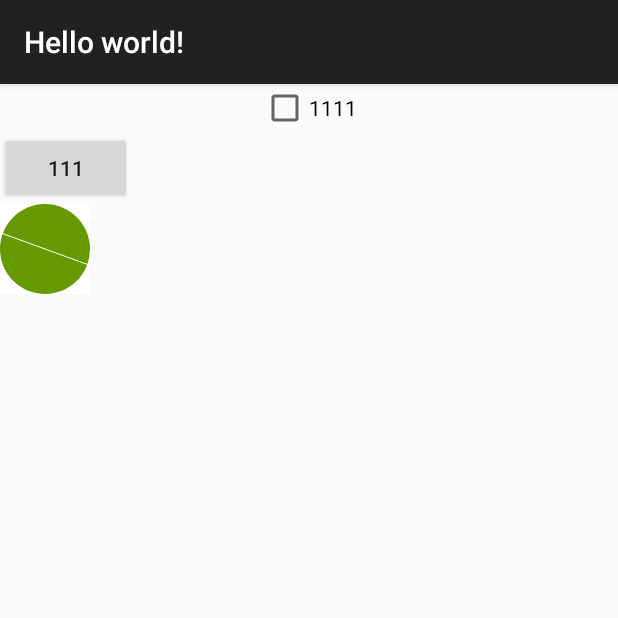
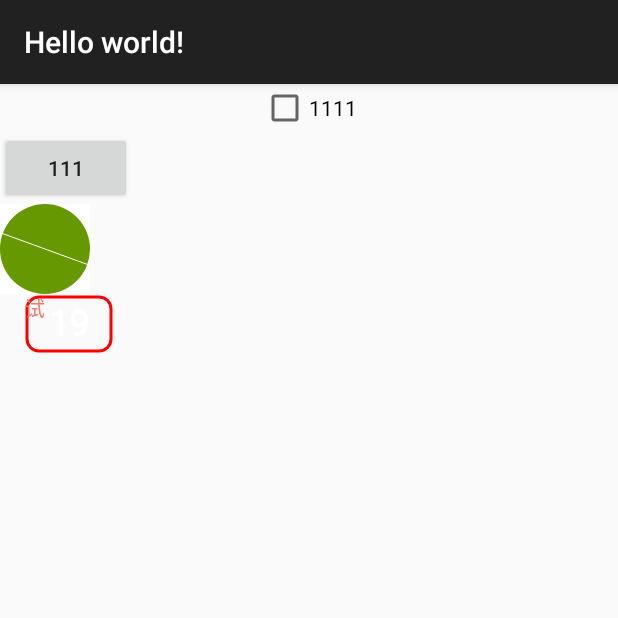
Before and after one commit to xiaozongzi/NewTest, an Android app: the TestActivity screen opened directly, with no data from a screen before it, on a phone screen of 412 x 824 dp, the top half of it. Run offline under Robolectric (Android 15) with nearby library versions, the phone set to English and light mode, and no system bars; libraries missing offline, so code that uses them is left out: io.vov.vitamio; 2 statements that could not run were skipped.

Commit message:
160616 添加 新的drawable

```diff
--- /dev/null
+++ b/Libray/src/main/java/com/io/vov/vitamio/libray/lib/ui/RectDrawable.java
@@ -0,0 +1,142 @@
+package com.io.vov.vitamio.libray.lib.ui;
+
+import android.content.Context;
+import android.graphics.*;
+import android.graphics.drawable.Drawable;
+import android.widget.Checkable;
+import com.io.vov.vitamio.libray.lib.R;
+
+/**
+ * Created by ${zhangzz} on 2016/6/15.
+ */
+public class RectDrawable extends Drawable implements Checkable {
+    private Context context;
+    private Paint paint;
+    private Paint textPaint;
+    private int with,height;
+    private boolean checked;
+    private int strokColor;
+    private int centerTextColor;
+    private String text="19";
+    public RectDrawable(Context context,int with,int height) {
+        this.with=with;
+        this.height=height;
+        this.context=context;
+        paint=new Paint();
+        strokColor=Color.RED;
+
+        paint.setAntiAlias(true);
+
+        paint.setStyle(Paint.Style.STROKE);
+        paint.setColor(strokColor);
+        paint.setStrokeWidth(context.getResources().getDimension(R.dimen.rect_drawable_stroke_with));
+        textPaint=new Paint(Paint.FAKE_BOLD_TEXT_FLAG);
+        centerTextColor=Color.WHITE;
+        textPaint.setColor(centerTextColor);
+        textPaint.setAntiAlias(true);
+        textPaint.setTextSize(context.getResources().getDimension(R.dimen.center_text_size));
+        textPaint.setStrokeWidth(context.getResources().getDimension(R.dimen.rect_drawable_stroke_with));
+    }
+
+
+    public String getText() {
+        return text;
+    }
+
+    public void setText(String text) {
+        this.text = text;
+    }
+
+    public int getStrokColor() {
+        return strokColor;
+    }
+
+    public void setStrokColor(int strokColor) {
+        this.strokColor = strokColor;
+        paint.setColor(strokColor);
+        invalidateSelf();
+    }
+
+    public int getCenterTextColor() {
+        return centerTextColor;
+    }
+
+    public void setCenterTextColor(int centerTextColor) {
+        this.centerTextColor = centerTextColor;
+        textPaint.setColor(centerTextColor);
+        invalidateSelf();
+    }
+
+    @Override
+    public void draw(Canvas canvas) {
+//        canvas.restore();
+
+//        canvas.save();
+        float strokWith=paint.getStrokeWidth();
+        RectF rect=new RectF(0+strokWith,0+strokWith,with-strokWith,height-strokWith);
+
+        canvas.drawRoundRect(rect,context.getResources().getDimension(R.dimen.rect_radius),context.getResources().getDimension(R.dimen.rect_radius),paint);
+//        canvas.drawRect(0f,0f,with,height,paint);
+//        canvas.restore();
+        drawCenterText(canvas);
+
+    }
+
+
+    private void drawCenterText(Canvas canvas) {
+        textPaint.setTextAlign(Paint.Align.CENTER);
+        Paint.FontMetrics fontMetrics=textPaint.getFontMetrics();
+
+        canvas.drawText(text,with/2,height/2 + (fontMetrics.descent- fontMetrics.ascent)/2 - fontMetrics.descent,textPaint);
+    }
+
+
+    @Override
+    public void setAlpha(int alpha) {
+        paint.setAlpha(alpha);
+        textPaint.setAlpha(alpha);
+    }
+
+    @Override
+    public void setColorFilter(ColorFilter colorFilter) {
+        paint.setColorFilter(colorFilter);
+        textPaint.setColorFilter(colorFilter);
+    }
+
+    @Override
+    public int getOpacity() {
+        return PixelFormat.TRANSPARENT;
+    }
+
+    @Override
+    public void setChecked(boolean checked) {
+        this.checked=checked;
+        if (checked){
+            checkedChange();
+        }else {
+            unCheckChange();
+        }
+        invalidateSelf();
+    }
+
+    public void unCheckChange() {
+//        paint.setAntiAlias(false);
+        paint.setStyle(Paint.Style.STROKE);
+
+    }
+
+    public void checkedChange() {
+//        paint.setAntiAlias(false);
+        paint.setStyle(Paint.Style.FILL);
+    }
+
+    @Override
+    public boolean isChecked() {
+        return checked;
+    }
+
+    @Override
+    public void toggle() {
+        setChecked(!isChecked());
+    }
+}
--- /dev/null
+++ b/Libray/src/main/java/com/io/vov/vitamio/libray/lib/ui/RectTestDrawable.java
@@ -0,0 +1,40 @@
+package com.io.vov.vitamio.libray.lib.ui;
+
+import android.graphics.*;
+import android.graphics.drawable.Drawable;
+
+/**
+ * Created by ${zhangzz} on 2016/6/15.
+ */
+public class RectTestDrawable extends Drawable {
+    Paint paint;
+
+    public RectTestDrawable() {
+        paint=new Paint();
+        paint.setAntiAlias(true);
+        paint.setStyle(Paint.Style.STROKE);
+        paint.setColor(Color.RED);
+        paint.setStrokeWidth(4);
+    }
+
+    @Override
+    public void draw(Canvas canvas) {
+        RectF rectF=new RectF(0,0,60,40);
+        canvas.drawRoundRect(rectF,16,16,paint);
+    }
+
+    @Override
+    public void setAlpha(int alpha) {
+        paint.setAlpha(alpha);
+    }
+
+    @Override
+    public void setColorFilter(ColorFilter colorFilter) {
+
+    }
+
+    @Override
+    public int getOpacity() {
+        return 0;
+    }
+}
--- /dev/null
+++ b/Libray/src/main/java/com/io/vov/vitamio/libray/lib/ui/TryDrawable.java
@@ -0,0 +1,60 @@
+package com.io.vov.vitamio.libray.lib.ui;
+
+import android.content.Context;
+import android.graphics.Canvas;
+import android.graphics.Color;
+import android.graphics.Paint;
+import com.io.vov.vitamio.libray.lib.R;
+
+/**
+ * Created by ${zhangzz} on 2016/6/14.
+ */
+public class TryDrawable  extends RectDrawable{
+    private Paint tryPaint;
+    private int tryColor;
+
+    public TryDrawable(Context context, int with, int height) {
+        super(context, with, height);
+        tryPaint=new Paint(Paint.ANTI_ALIAS_FLAG);
+        tryColor=Color.WHITE;
+        tryPaint.setColor(tryColor);
+        tryPaint.setTextSize(context.getResources().getDimension(R.dimen.try_text_size));
+    }
+
+    public int getTryColor() {
+        return tryColor;
+    }
+
+    public void setTryColor(int tryColor) {
+        this.tryColor = tryColor;
+        tryPaint.setColor(tryColor);
+        invalidateSelf();
+    }
+
+    @Override
+    public void draw(Canvas canvas) {
+        super.draw(canvas);
+        drawLiftText(canvas);
+    }
+
+    private void drawLiftText(Canvas canvas) {
+        tryPaint.setTextAlign(Paint.Align.LEFT);
+        canvas.drawText("试",0,getY(),tryPaint);
+    }
+    private float getY(){
+        Paint.FontMetrics fontMetrics=tryPaint.getFontMetrics();
+        return (- fontMetrics.top) ;
+    }
+
+    @Override
+    public void unCheckChange() {
+        super.unCheckChange();
+        tryPaint.setColor(tryColor);
+    }
+
+    @Override
+    public void checkedChange() {
+        super.checkedChange();
+        tryPaint.setColor(Color.WHITE);
+    }
+}
--- /dev/null
+++ b/Libray/src/main/java/com/io/vov/vitamio/libray/lib/ui/TryTextView.java
@@ -0,0 +1,72 @@
+package com.io.vov.vitamio.libray.lib.ui;
+
+import android.content.Context;
+import android.graphics.Canvas;
+import android.util.AttributeSet;
+import android.view.View;
+import android.widget.Checkable;
+import com.io.vov.vitamio.libray.lib.R;
+
+/**
+ * Created by ${zhangzz} on 2016/6/15.
+ */
+public class TryTextView extends View implements Checkable {
+    TryDrawable drawable;
+    RectTestDrawable rectTestDrawable;
+    boolean checked;
+    public TryTextView(Context context) {
+        this(context,null);
+    }
+
+    public TryTextView(Context context, AttributeSet attrs) {
+        this(context, attrs,0);
+    }
+
+    public TryTextView(Context context, AttributeSet attrs, int defStyleAttr) {
+        super(context, attrs, defStyleAttr);
+
+    }
+
+    @Override
+    protected void onLayout(boolean changed, int left, int top, int right, int bottom) {
+        super.onLayout(changed, left, top, right, bottom);
+
+        drawable=new TryDrawable(getContext(),getMeasuredWidth(),getMeasuredHeight());
+        drawable.setTryColor(getResources().getColor(R.color.try_color));
+//        drawable.setStrokColor(getResources().getColor(R.color.try_color));
+        drawable.setCallback(this);
+//        setCompoundDrawables(null,null,null,drawable);
+        setOnClickListener(new OnClickListener() {
+            @Override
+            public void onClick(View v) {
+                toggle();
+                invalidate();
+            }
+        });
+        rectTestDrawable=new RectTestDrawable();
+    }
+
+    @Override
+    protected void onDraw(Canvas canvas) {
+        super.onDraw(canvas);
+        drawable.draw(canvas);
+//        rectTestDrawable.draw(canvas);
+
+    }
+
+    @Override
+    public void setChecked(boolean checked) {
+        this.checked=checked;
+        drawable.setChecked(checked);
+    }
+
+    @Override
+    public boolean isChecked() {
+        return checked;
+    }
+
+    @Override
+    public void toggle() {
+        setChecked(!isChecked());
+    }
+}
--- /dev/null
+++ b/Libray/src/main/res/values/colors.xml
@@ -0,0 +1,4 @@
+<?xml version="1.0" encoding="utf-8"?>
+<resources>
+    <color name="try_color">#EF7C6A</color>
+</resources>
--- /dev/null
+++ b/Libray/src/main/res/values/dimens.xml
@@ -0,0 +1,8 @@
+<?xml version="1.0" encoding="utf-8"?>
+<resources>
+    <dimen name="rect_drawable_stroke_with">2dp</dimen>
+    <dimen name="center_text_size">24sp</dimen>
+    <dimen name="try_text_size">14sp</dimen>
+    <dimen name="stork_with">2dp</dimen>
+    <dimen name="rect_radius">8dp</dimen>
+</resources>
--- a/app/src/main/res/layout/test_activity_layout.xml
+++ b/app/src/main/res/layout/test_activity_layout.xml
@@ -6,6 +6,8 @@
     <CheckBox android:layout_width="wrap_content"
               android:layout_gravity="center"
               android:text="1111"
+              android:id="@+id/checkbox"
+              style="@style/check_box"
               android:layout_height="wrap_content"/>
     <Button android:layout_width="wrap_content"
             android:text="111"
@@ -13,4 +15,8 @@
     <com.io.vov.vitamio.libray.lib.ui.AddAnimationView
             android:layout_width="60dp"
             android:layout_height="60dp"/>
+    <com.io.vov.vitamio.libray.lib.ui.TryTextView
+            android:layout_width="60dp"
+            android:layout_marginLeft="16dp"
+            android:layout_height="40dp"/>
 </LinearLayout>
--- a/app/src/main/res/values/styles.xml
+++ b/app/src/main/res/values/styles.xml
@@ -4,5 +4,9 @@
     <style name="AppTheme" parent="Theme.AppCompat.Light.DarkActionBar">
         <!-- Customize your theme here. -->
     </style>
+  <style name="check_box" parent="Base.Widget.AppCompat.CompoundButton.CheckBox">
+        <!-- Customize your theme here. -->
+      <item name="android:button">@drawable/abc_btn_check_material</item>
+    </style>
 
 </resources>
```
Also changed, not shown: app/src/main/java/com/io/vov/vitamio/newtest/app/TestFragment.java (+13 -1 lines), app/src/main/java/com/io/vov/vitamio/newtest/app/activity/test/TestActivity.java (+4 -0 lines), app/src/main/java/com/io/vov/vitamio/newtest/app/ui/InteruptLayout.java (added, +54 -0 lines), app/src/main/res/layout/fragment_main.xml (+4 -3 lines), app/src/main/res/layout/test_fragment.xml (+4 -3 lines).
